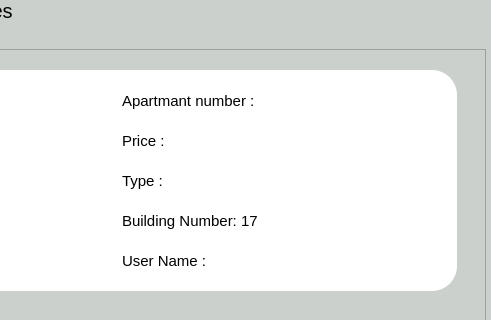
Above: Real-Estate-Portal/analytics.ui from RamyNasser4/Real-Estate-Portal before the change; both pictures show x 306 to 797 and y 335 to 655 of the 797 by 741 pixel window. Below: the same form after it.
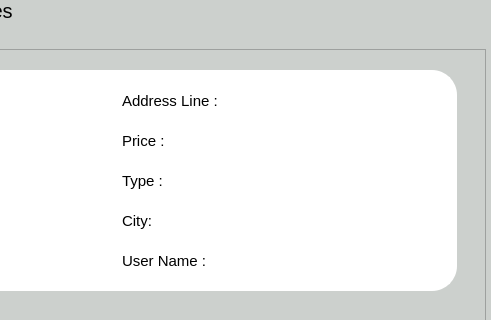
That is the form after the change. Icons and pictures are not drawn.

Commit message: City & Address Line

Diff of the .ui file:
```diff
--- a/Real-Estate-Portal/analytics.ui
+++ b/Real-Estate-Portal/analytics.ui
@@ -276,7 +276,7 @@
            </rect>
           </property>
           <property name="text">
-           <string>Building Number: 17  </string>
+           <string>City:  </string>
           </property>
          </widget>
          <widget class="QLabel" name="label_29">
@@ -328,7 +328,7 @@
            </rect>
           </property>
           <property name="text">
-           <string>Apartmant number :</string>
+           <string>Address Line :</string>
           </property>
          </widget>
         </widget>
```
The commit also changes 23 other files.
